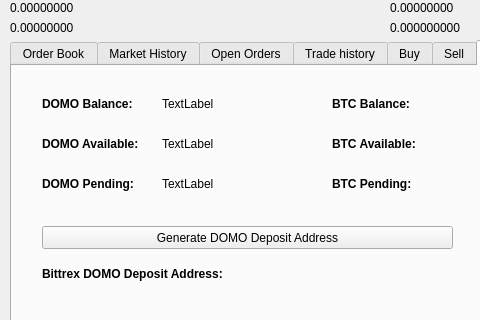
The window that src/qt/forms/tradingdialog.ui (Utopianer/DomoCore) describes before a commit, drawn with Qt 5; both pictures show x 0 to 480 and y 0 to 320 of the 780 by 476 pixel window.
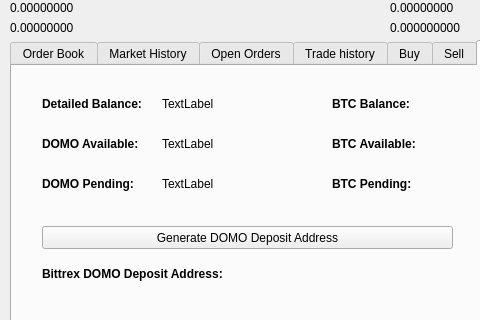
The same window after the commit. The open tabs and pages were chosen to show the change. Icons and pictures are not drawn.

What changed in the file:
```diff
--- a/src/qt/forms/tradingdialog.ui
+++ b/src/qt/forms/tradingdialog.ui
@@ -2762,7 +2762,7 @@
       </font>
      </property>
      <property name="text">
-      <string>DOMO Balance:</string>
+      <string>Detailed Balance:</string>
      </property>
     </widget>
     <widget class="QLabel" name="label_12">
```
